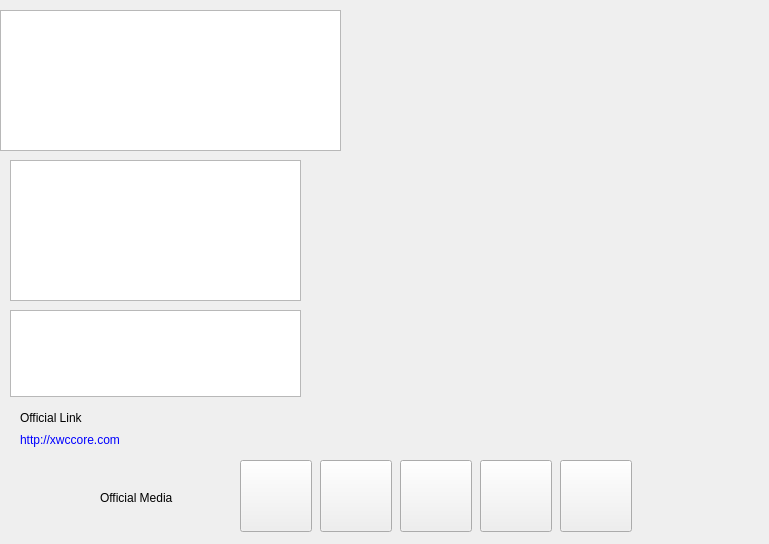
First picture: the form in src/qt/forms/firstpage.ui, repository WhitecoinCore/whitecoin, before the edit.
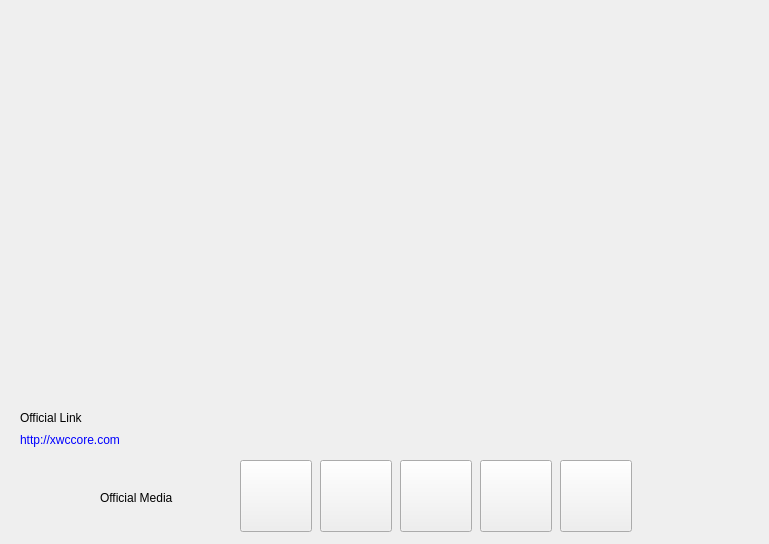
Second picture: the form after the edit. Icons and pictures are not drawn.

Commit message: TextBrowser is set transparent

Patch:
```diff
--- a/src/qt/forms/firstpage.ui
+++ b/src/qt/forms/firstpage.ui
@@ -29,7 +29,10 @@
     </font>
    </property>
    <property name="autoFillBackground">
-    <bool>true</bool>
+    <bool>false</bool>
+   </property>
+   <property name="styleSheet">
+    <string notr="true">QTextEdit { background-color: rgb(255,132,139,0); color: rgb(0,0,0); }</string>
    </property>
    <property name="acceptRichText">
     <bool>true</bool>
@@ -48,7 +51,10 @@
     </rect>
    </property>
    <property name="autoFillBackground">
-    <bool>true</bool>
+    <bool>false</bool>
+   </property>
+   <property name="styleSheet">
+    <string notr="true">QTextEdit { background-color: rgb(255,132,139,0); color: rgb(0,0,0); }</string>
    </property>
    <property name="placeholderText">
     <string/>
@@ -64,7 +70,10 @@
     </rect>
    </property>
    <property name="autoFillBackground">
-    <bool>true</bool>
+    <bool>false</bool>
+   </property>
+   <property name="styleSheet">
+    <string notr="true">QTextEdit { background-color: rgb(255,132,139,0); color: rgb(0,0,0); }</string>
    </property>
    <property name="readOnly">
     <bool>true</bool>
```
